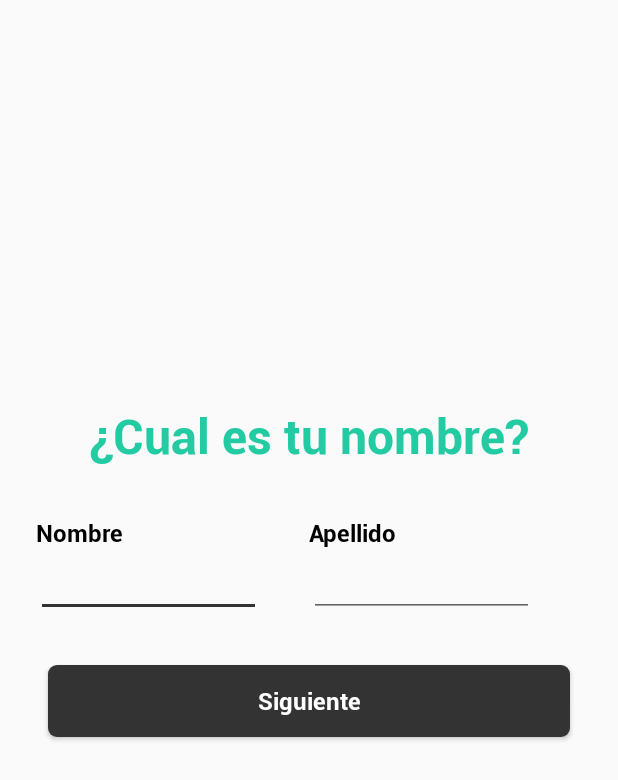
After one commit to CarlosEduardoL/PetGarden, an Android app: the layout fragment_register_name.xml on its own in the app's theme, with its tools: preview values and no code run, on a phone screen of 412 x 824 dp. The commit adds this screen. Shown: the top 780 px of the screen. Run offline under Robolectric (Android 15) with nearby library versions, the phone set to English and light mode, and no system bars.

Commit message:
vista del fragmento registro terminada

```diff
--- a/app/src/main/java/zero/network/petgarden/ui/ActionBarFragment.kt
+++ b/app/src/main/java/zero/network/petgarden/ui/element/ActionBarFragment.kt
@@ -1,4 +1,4 @@
-package zero.network.petgarden.ui
+package zero.network.petgarden.ui.element
 
 import android.content.Intent
 import android.content.Intent.*
--- a/app/src/main/java/zero/network/petgarden/ui/login/NameFragment.kt
+++ b/app/src/main/java/zero/network/petgarden/ui/register/RegisterNameFragment.kt
@@ -1,4 +1,4 @@
-package zero.network.petgarden.ui.login
+package zero.network.petgarden.ui.register
 
 import android.os.Bundle
 import androidx.fragment.app.Fragment
@@ -9,14 +9,13 @@ import android.view.ViewGroup
 import zero.network.petgarden.R
 
 
-class NameFragment : Fragment() {
+class RegisterNameFragment : Fragment() {
 
     override fun onCreateView(
         inflater: LayoutInflater, container: ViewGroup?,
         savedInstanceState: Bundle?
-    ): View? {
-        // Inflate the layout for this fragment
-        return inflater.inflate(R.layout.fragment_name, container, false)
+    ): View = inflater.inflate(R.layout.fragment_register_name, container, false).apply {
+
     }
 
 }
--- a/app/src/main/res/layout/activity_login.xml
+++ b/app/src/main/res/layout/activity_login.xml
@@ -123,7 +123,6 @@
     <Button
         style="@style/AppButton"
         android:id="@+id/loginButton"
-        android:layout_height="wrap_content"
         android:layout_marginTop="32dp"
         android:text="@string/login"
         app:layout_constraintEnd_toEndOf="parent"
--- a/app/src/main/res/layout/fragment_action_bar.xml
+++ b/app/src/main/res/layout/fragment_action_bar.xml
@@ -6,7 +6,7 @@
     android:layout_width="match_parent"
     android:layout_height="40dp"
     android:background="@color/colorPrimaryDark"
-    tools:context=".ui.ActionBarFragment">
+    tools:context=".ui.element.ActionBarFragment">
 
     <ImageView
         android:id="@+id/backButton"
--- a/app/src/main/res/layout/fragment_name.xml
+++ /dev/null
@@ -1,14 +0,0 @@
-<?xml version="1.0" encoding="utf-8"?>
-<FrameLayout xmlns:android="http://schemas.android.com/apk/res/android"
-    xmlns:tools="http://schemas.android.com/tools"
-    android:layout_width="match_parent"
-    android:layout_height="match_parent"
-    tools:context=".ui.login.NameFragment">
-
-    <!-- TODO: Update blank fragment layout -->
-    <TextView
-        android:layout_width="match_parent"
-        android:layout_height="match_parent"
-        android:text="" />
-
-</FrameLayout>
--- /dev/null
+++ b/app/src/main/res/layout/fragment_register_name.xml
@@ -0,0 +1,68 @@
+<?xml version="1.0" encoding="utf-8"?>
+<LinearLayout xmlns:android="http://schemas.android.com/apk/res/android"
+    xmlns:tools="http://schemas.android.com/tools"
+    android:layout_width="match_parent"
+    android:layout_height="match_parent"
+    tools:context=".ui.register.RegisterNameFragment"
+    android:gravity="center"
+    android:orientation="vertical"
+    >
+
+    <TextView
+        style="@style/RegisterTitle"
+        android:layout_width="wrap_content"
+        android:layout_height="wrap_content"
+        android:text="@string/name_question" />
+
+    <LinearLayout
+        android:layout_width="match_parent"
+        android:layout_height="wrap_content"
+        android:orientation="horizontal"
+        android:layout_marginStart="24dp"
+        android:layout_marginEnd="24dp"
+        android:layout_marginTop="32dp"
+        android:layout_marginBottom="32dp"
+        android:baselineAligned="false">
+        <LinearLayout
+            android:layout_width="0dp"
+            android:layout_weight=".5"
+            android:layout_height="wrap_content"
+            android:orientation="vertical">
+
+            <TextView
+                android:layout_width="wrap_content"
+                android:layout_height="wrap_content"
+                android:fontFamily="@font/roboto_bold"
+                android:textColor="@android:color/black"
+                android:textSize="16sp"
+                android:text="@string/name" />
+            <EditText
+                android:id="@+id/nameInput"
+                android:layout_width="150dp"
+                android:layout_height="wrap_content"/>
+        </LinearLayout>
+        <LinearLayout
+            android:layout_width="0dp"
+            android:layout_weight=".5"
+            android:layout_height="wrap_content"
+            android:orientation="vertical">
+
+            <TextView
+                android:layout_width="wrap_content"
+                android:layout_height="wrap_content"
+                android:fontFamily="@font/roboto_bold"
+                android:textColor="@android:color/black"
+                android:textSize="16sp"
+                android:text="@string/last_name" />
+            <EditText
+                android:id="@+id/lastNameInput"
+                android:layout_width="150dp"
+                android:layout_height="wrap_content"/>
+        </LinearLayout>
+    </LinearLayout>
+
+    <Button style="@style/AppButton"
+        android:text="@string/Next"
+        android:layout_marginBottom="64dp"/>
+
+</LinearLayout>
--- a/app/src/main/res/values/strings.xml
+++ b/app/src/main/res/values/strings.xml
@@ -11,4 +11,8 @@
 
     <!-- TODO: Remove or change this placeholder text -->
     <string name="hello_blank_fragment">Hello blank fragment</string>
+    <string name="name_question">¿Cual es tu nombre?</string>
+    <string name="name">Nombre</string>
+    <string name="last_name">Apellido</string>
+    <string name="Next">Siguiente</string>
 </resources>
--- a/app/src/main/res/values/styles.xml
+++ b/app/src/main/res/values/styles.xml
@@ -14,7 +14,16 @@
         <item name="android:background">@drawable/button_background</item>
         <item name="android:fontFamily">@font/roboto_bold</item>
         <item name="android:layout_width">match_parent</item>
+        <item name="android:layout_height">wrap_content</item>
         <item name="android:layout_marginStart">32dp</item>
         <item name="android:layout_marginEnd">32dp</item>
     </style>
+
+    <style name="RegisterTitle" parent="@style/AppTheme">
+        <item name="android:layout_width">wrap_content</item>
+        <item name="android:layout_height">wrap_content</item>
+        <item name="android:fontFamily">@font/roboto_bold</item>
+        <item name="android:textColor">@color/colorPrimary</item>
+        <item name="android:textSize">32sp</item>
+    </style>
 </resources>
```
